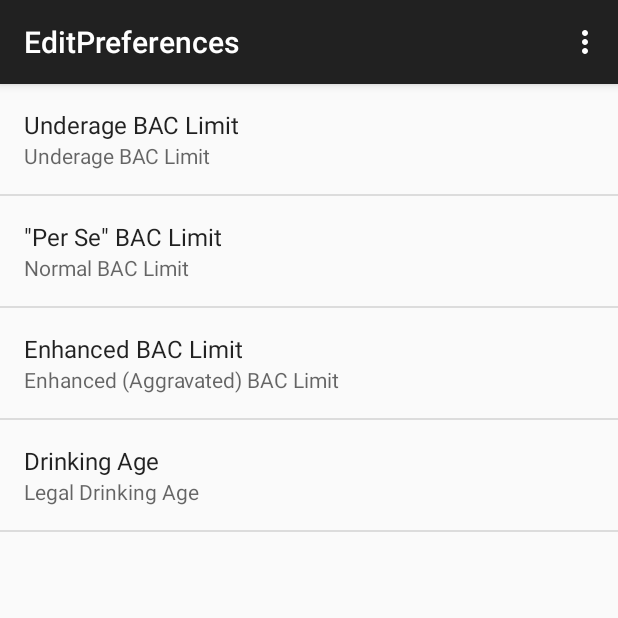
After one commit to ScotAndre/CMS395.P06_Tar_Tracker, an Android app: the EditPreferences screen opened directly, with no data from a screen before it, on a phone screen of 412 x 824 dp, the top half of it. The commit adds this screen. Run offline under Robolectric (Android 15) with nearby library versions, the phone set to English and light mode, and no system bars.

Commit message:
Added EditPreferences.java, EditPreferencesFragment.java and coresponding xml files.

```diff
--- a/app/src/main/AndroidManifest.xml
+++ b/app/src/main/AndroidManifest.xml
@@ -16,6 +16,10 @@
                 <category android:name="android.intent.category.LAUNCHER" />
             </intent-filter>
         </activity>
+        <activity
+            android:name=".EditPreferences"
+            android:label="@string/title_activity_edit_preferences" >
+        </activity>
     </application>
 
 </manifest>
--- /dev/null
+++ b/app/src/main/java/edu/rollins/cms395/tartracker/EditPreferences.java
@@ -0,0 +1,41 @@
+package edu.rollins.cms395.tartracker;
+
+import android.support.v7.app.AppCompatActivity;
+import android.os.Bundle;
+import android.view.Menu;
+import android.view.MenuItem;
+
+public class EditPreferences extends AppCompatActivity {
+
+    @Override
+    protected void onCreate(Bundle savedInstanceState) {
+        super.onCreate(savedInstanceState);
+
+        getFragmentManager().beginTransaction()
+                .replace(android.R.id.content,
+                        new EditPreferencesFragment()).commit();
+    }
+
+
+    @Override
+    public boolean onCreateOptionsMenu(Menu menu) {
+        // Inflate the menu; this adds items to the action bar if it is present.
+        getMenuInflater().inflate(R.menu.menu_edit_preferences, menu);
+        return true;
+    }
+
+    @Override
+    public boolean onOptionsItemSelected(MenuItem item) {
+        // Handle action bar item clicks here. The action bar will
+        // automatically handle clicks on the Home/Up button, so long
+        // as you specify a parent activity in AndroidManifest.xml.
+        int id = item.getItemId();
+
+        //noinspection SimplifiableIfStatement
+        if (id == R.id.action_settings) {
+            return true;
+        }
+
+        return super.onOptionsItemSelected(item);
+    }
+}
--- /dev/null
+++ b/app/src/main/java/edu/rollins/cms395/tartracker/EditPreferencesFragment.java
@@ -0,0 +1,19 @@
+package edu.rollins.cms395.tartracker;
+
+import android.preference.PreferenceFragment;
+import android.os.Bundle;
+import android.view.LayoutInflater;
+import android.view.View;
+import android.view.ViewGroup;
+
+public class EditPreferencesFragment extends PreferenceFragment {
+
+    public EditPreferencesFragment() {
+    }
+
+    @Override
+    public void onCreate(Bundle savedInstanceState) {
+        super.onCreate(savedInstanceState);
+        addPreferencesFromResource(R.xml.preferences);
+    }
+}
--- /dev/null
+++ b/app/src/main/res/menu/menu_edit_preferences.xml
@@ -0,0 +1,9 @@
+<menu xmlns:android="http://schemas.android.com/apk/res/android"
+      xmlns:app="http://schemas.android.com/apk/res-auto"
+      xmlns:tools="http://schemas.android.com/tools"
+      tools:context="edu.rollins.cms395.tartracker.EditPreferences">
+    <item android:id="@+id/action_settings"
+          android:title="@string/action_settings"
+          android:orderInCategory="100"
+          app:showAsAction="never"/>
+</menu>
--- a/app/src/main/res/values/strings.xml
+++ b/app/src/main/res/values/strings.xml
@@ -15,4 +15,5 @@
     <string name="enhanced_summary">Enhanced (Aggravated) BAC Limit</string>
     <string name="drinking_age_title">Drinking Age</string>
     <string name="drinking_age_summary">Legal Drinking Age</string>
+    <string name="title_activity_edit_preferences">EditPreferences</string>
 </resources>
```
Also changed, not shown: app/src/main/res/layout/activity_edit_preferences.xml (added, +7 -0 lines), app/src/main/res/layout/fragment_edit_preferences.xml (added, +18 -0 lines).
